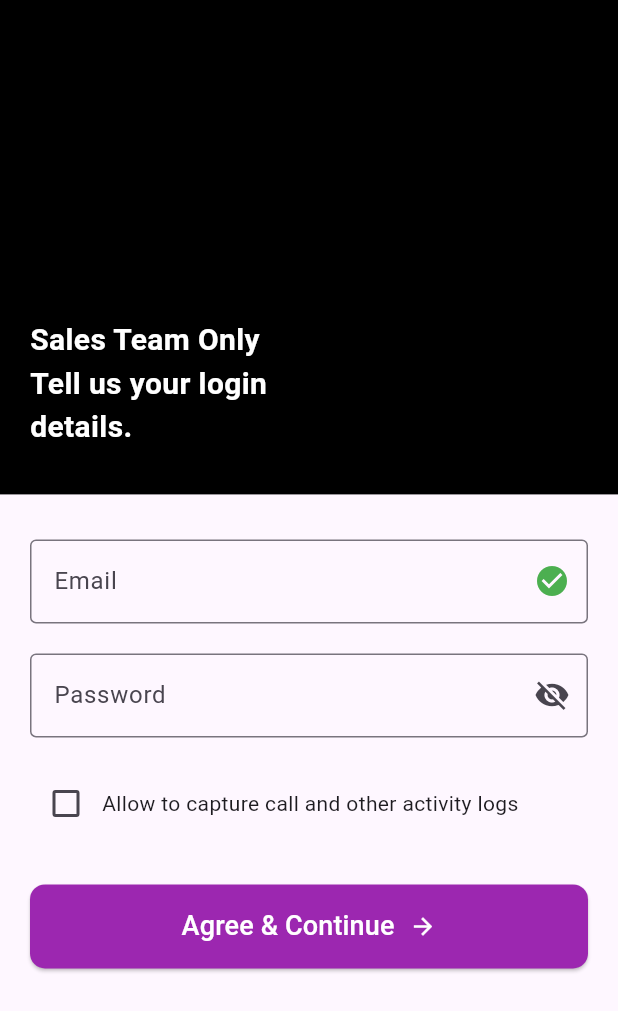
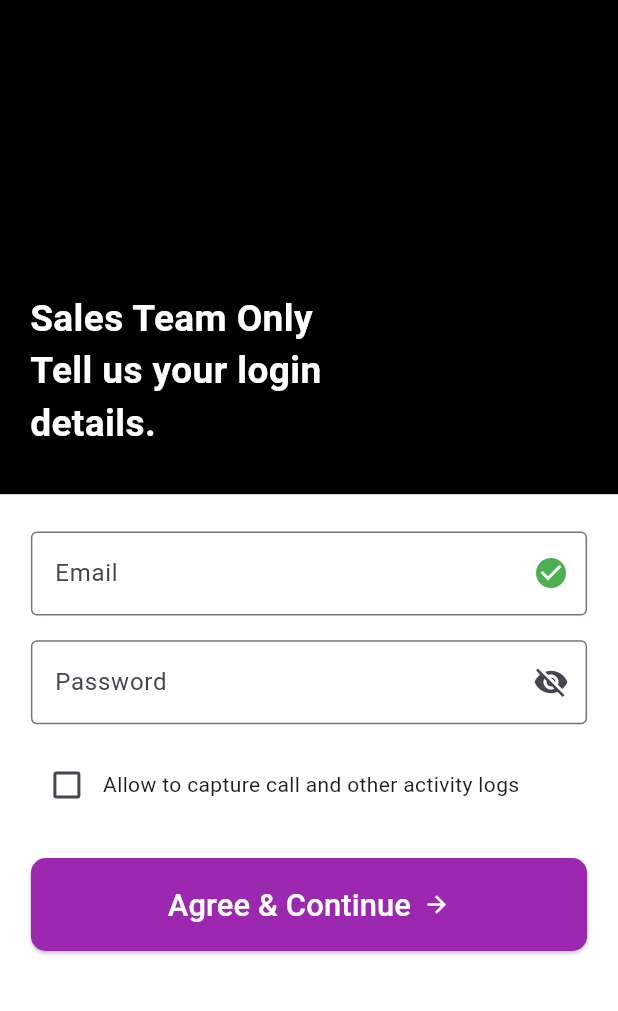
Before and after one commit to HiBorn4/customerApp, a Flutter app: the screen it shows after launch, after a tap on "Sign Up", on a phone screen of 412 x 824 dp. Shown: the top 1011 px of the screen. Run offline on Flutter 3.47's test engine with Material 3 defaults, Android fonts, the phone set to English and light mode, and no system bars; our stand-ins replace get, smooth_page_indicator.

Commit message:
completed the login and signup pages

```diff
--- a/lib/screens/login_screen.dart
+++ b/lib/screens/login_screen.dart
@@ -11,12 +11,25 @@ class _LoginScreenState extends State<LoginScreen> {
 
   @override
   Widget build(BuildContext context) {
+    double screenHeight = MediaQuery.of(context).size.height;
+    double screenWidth = MediaQuery.of(context).size.width;
+
     return Scaffold(
-      body: Column(
+      resizeToAvoidBottomInset: true, // Prevents overflow when keyboard appears
+      body: SafeArea(
+        child: LayoutBuilder(
+          builder: (context, constraints) {
+            return SingleChildScrollView(
+              child: ConstrainedBox(
+                constraints: BoxConstraints(
+                  minHeight: constraints.maxHeight,
+                ),
+                child: IntrinsicHeight(
+                  child: Column(
                     children: [
-          // Black Header (40% of the screen)
+                      // Black Header (40% of screen)
                       Container(
-            height: MediaQuery.of(context).size.height * 0.4,
+                        height: screenHeight * 0.4,
                         width: double.infinity,
                         color: Colors.black,
                         padding: EdgeInsets.only(left: 20, bottom: 30),
@@ -25,7 +38,7 @@ class _LoginScreenState extends State<LoginScreen> {
                           "Sales Team Only\nTell us your login\ndetails.",
                           style: TextStyle(
                             color: Colors.white,
-                fontSize: 20,
+                            fontSize: screenWidth * 0.06,
                             fontWeight: FontWeight.bold,
                           ),
                         ),
@@ -33,12 +46,13 @@ class _LoginScreenState extends State<LoginScreen> {
 
                       // White Section
                       Expanded(
-            child: Padding(
-              padding: EdgeInsets.symmetric(horizontal: 20),
+                        child: Container(
+                          color: Colors.white,
+                          padding: EdgeInsets.symmetric(horizontal: screenWidth * 0.05),
                           child: Column(
                             crossAxisAlignment: CrossAxisAlignment.start,
                             children: [
-                  SizedBox(height: 30),
+                              SizedBox(height: screenHeight * 0.03),
 
                               // Email Field
                               TextField(
@@ -49,7 +63,7 @@ class _LoginScreenState extends State<LoginScreen> {
                                 ),
                               ),
 
-                  SizedBox(height: 20),
+                              SizedBox(height: screenHeight * 0.02),
 
                               // Password Field
                               TextField(
@@ -70,7 +84,7 @@ class _LoginScreenState extends State<LoginScreen> {
                                 ),
                               ),
 
-                  SizedBox(height: 20),
+                              SizedBox(height: screenHeight * 0.02),
 
                               // Checkbox for Call & Activity Logs
                               Row(
@@ -89,7 +103,7 @@ class _LoginScreenState extends State<LoginScreen> {
                                 ],
                               ),
 
-                  SizedBox(height: 30),
+                              SizedBox(height: screenHeight * 0.03),
 
                               // Agree & Continue Button
                               SizedBox(
@@ -97,7 +111,7 @@ class _LoginScreenState extends State<LoginScreen> {
                                 child: ElevatedButton(
                                   style: ElevatedButton.styleFrom(
                                     backgroundColor: Colors.purple,
-                        padding: EdgeInsets.symmetric(vertical: 15),
+                                    padding: EdgeInsets.symmetric(vertical: screenHeight * 0.02),
                                     shape: RoundedRectangleBorder(
                                       borderRadius: BorderRadius.circular(10),
                                     ),
@@ -110,10 +124,19 @@ class _LoginScreenState extends State<LoginScreen> {
                                     children: [
                                       Text(
                                         "Agree & Continue",
-                            style: TextStyle(fontSize: 18, color: Colors.white),
+                                        style: TextStyle(
+                                          fontSize: screenWidth * 0.05,
+                                          color: Colors.white,
                                         ),
-                          SizedBox(width: 10),
+                                      ),
+                                      SizedBox(width: screenWidth * 0.02),
                                       Icon(Icons.arrow_forward, color: Colors.white),
+                                    ],
+                                  ),
+                                ),
+                              ),
+
+                              SizedBox(height: screenHeight * 0.03),
                             ],
                           ),
                         ),
@@ -122,7 +145,9 @@ class _LoginScreenState extends State<LoginScreen> {
                   ),
                 ),
               ),
-        ],
+            );
+          },
+        ),
       ),
     );
   }
--- a/lib/screens/signup_screen.dart
+++ b/lib/screens/signup_screen.dart
@@ -12,75 +12,95 @@ class _SignupScreenState extends State<SignupScreen> {
 
   @override
   Widget build(BuildContext context) {
+    double screenWidth = MediaQuery.of(context).size.width;
+    double screenHeight = MediaQuery.of(context).size.height;
+
     return Scaffold(
+      backgroundColor: Colors.white,
       body: Padding(
-        padding: const EdgeInsets.symmetric(horizontal: 20),
+        padding: EdgeInsets.symmetric(horizontal: screenWidth * 0),
         child: Column(
           mainAxisAlignment: MainAxisAlignment.center,
           children: [
             // Image Carousel
             SizedBox(
-              height: 250,
+              height: screenHeight * 0.65, // 40% of screen height
+              width: screenWidth * 0.9, // 90% of screen width
               child: PageView(
                 controller: _pageController,
                 children: [
-                  Image.asset('assets/project1.jpeg', fit: BoxFit.cover),
-                  Image.asset('assets/project1.jpeg', fit: BoxFit.cover),
-                  Image.asset('assets/project1.jpeg', fit: BoxFit.cover),
+                  Image.asset('assets/collaborate.jpg', fit: BoxFit.cover),
+                  Image.asset('assets/share_documents.jpg', fit: BoxFit.cover),
+                  Image.asset('assets/track_progress.jpg', fit: BoxFit.cover),
                 ],
               ),
             ),
 
             // Dots Indicator
-            SizedBox(height: 20),
+            SizedBox(height: screenHeight * 0.02),
             SmoothPageIndicator(
               controller: _pageController,
               count: 3,
               effect: ExpandingDotsEffect(
                 activeDotColor: Colors.purple,
                 dotColor: Colors.grey[400]!,
-                dotHeight: 10,
-                dotWidth: 10,
+                dotHeight: screenHeight * 0.012,
+                dotWidth: screenWidth * 0.03,
               ),
             ),
 
-            SizedBox(height: 40),
+            SizedBox(height: screenHeight * 0.05),
 
             // Sign Up Button
             SizedBox(
-              width: double.infinity,
+              width: screenWidth*0.4,
               child: ElevatedButton(
                 style: ElevatedButton.styleFrom(
                   backgroundColor: Colors.purple,
-                  padding: EdgeInsets.symmetric(vertical: 15),
+                  padding: EdgeInsets.symmetric(vertical: screenHeight * 0.018),
                   shape: RoundedRectangleBorder(
                     borderRadius: BorderRadius.circular(10),
                   ),
                 ),
                 onPressed: () {
-                  // Handle sign up
                   Get.toNamed('/login');
                 },
                 child: Text(
                   "Sign Up",
-                  style: TextStyle(fontSize: 18, color: Colors.white),
+                  style: TextStyle(fontSize: screenHeight * 0.022, color: Colors.white),
                 ),
               ),
             ),
 
-            SizedBox(height: 20),
+            SizedBox(height: screenHeight * 0.03),
 
             // Login Text Button
-            TextButton(
-              onPressed: () {
-                // Navigate to login
-                Get.toNamed('/login');
-              },
-              child: Text(
-                "Have an account? Log In",
-                style: TextStyle(fontSize: 16, color: Colors.purple),
-              ),
-            ),
+Row(
+  mainAxisAlignment: MainAxisAlignment.center,
+  children: [
+    Text(
+      "Have an account? ",
+      style: TextStyle(
+        fontSize: screenHeight * 0.02,
+        color: Colors.black, // Black text
+      ),
+    ),
+    GestureDetector(
+      onTap: () {
+        Get.toNamed('/login');
+      },
+      child: Text(
+        "Log In",
+        style: TextStyle(
+          fontSize: screenHeight * 0.02,
+          color: Colors.purple, // Purple button-like text
+          fontWeight: FontWeight.bold,
+        ),
+      ),
+    ),
+  ],
+),
+
           ],
         ),
       ),
--- a/pubspec.yaml
+++ b/pubspec.yaml
@@ -36,6 +36,10 @@ dependencies:
   cupertino_icons: ^1.0.8
   get: ^4.7.2
   smooth_page_indicator: ^1.2.1
+  # firebase_messaging: ^15.2.4
+  # firebase_auth: ^5.5.1
+  # cloud_firestore: ^5.6.5
+  # google_fonts: ^6.2.1
 
 dev_dependencies:
   flutter_test:
```
Also changed, not shown: assets/collaborate.jpg (added), assets/share_documents.jpg (added), assets/track_progress.jpg (added), 1 other file. Lines whose indentation alone changed are shown as unchanged.
